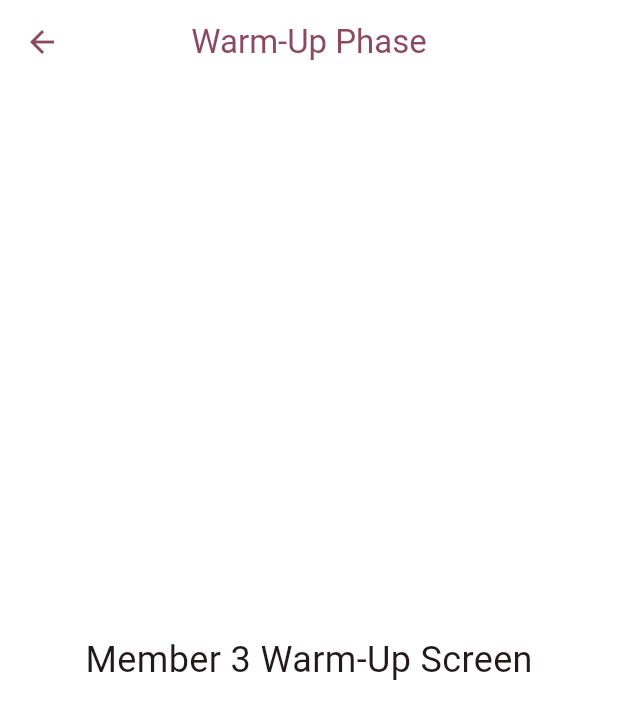
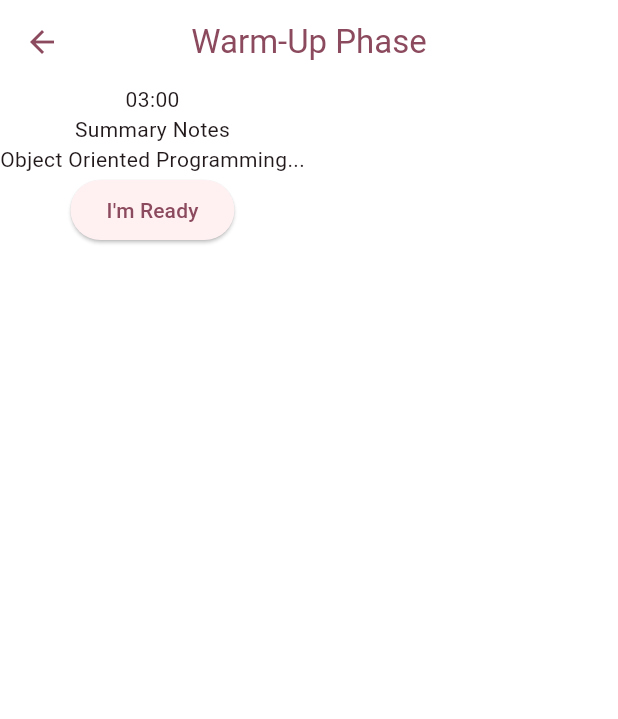
Before and after one commit to kwjty12345-cpu/jump_and_learn, a Flutter app: the WarmupScreen screen opened directly, on a phone screen of 412 x 824 dp. Shown: the top 719 px of the screen. Run offline on Flutter 3.47's test engine with Material 3 defaults, Android fonts, the phone set to English and light mode, and no system bars; our stand-ins replace firebase_core, flutter_riverpod, go_router; accounts and stored records are empty.

Commit message:
feat: add initial warmup screen and mock data

```diff
--- a/lib/features/warmup/presentation/warmup_screen.dart
+++ b/lib/features/warmup/presentation/warmup_screen.dart
@@ -9,11 +9,16 @@ class WarmupScreen extends StatelessWidget {
       appBar: AppBar(
         title: const Text('Warm-Up Phase'),
       ),
-      body: const Center(
-        child: Text(
-          'Member 3 Warm-Up Screen',
-          style: TextStyle(fontSize: 24),
-        ),
+      body: Column(
+        children: [
+          Text('03:00'),
+          Text('Summary Notes'),
+          Text('Object Oriented Programming...'),
+          ElevatedButton(
+            onPressed: () {},
+            child: Text("I'm Ready"),
+          ),
+        ],
       ),
     );
   }
```
Also changed, not shown: lib/features/warmup/data/warmup_mock_data.dart (+22 -1 lines).
